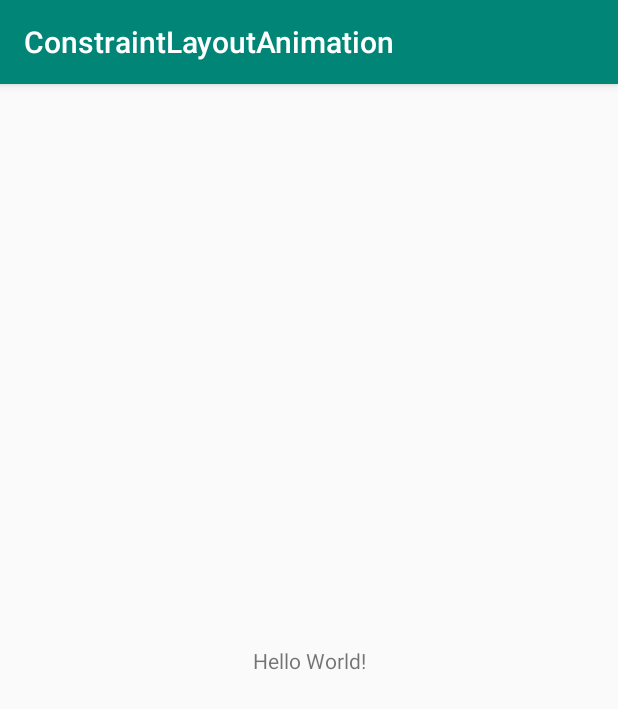
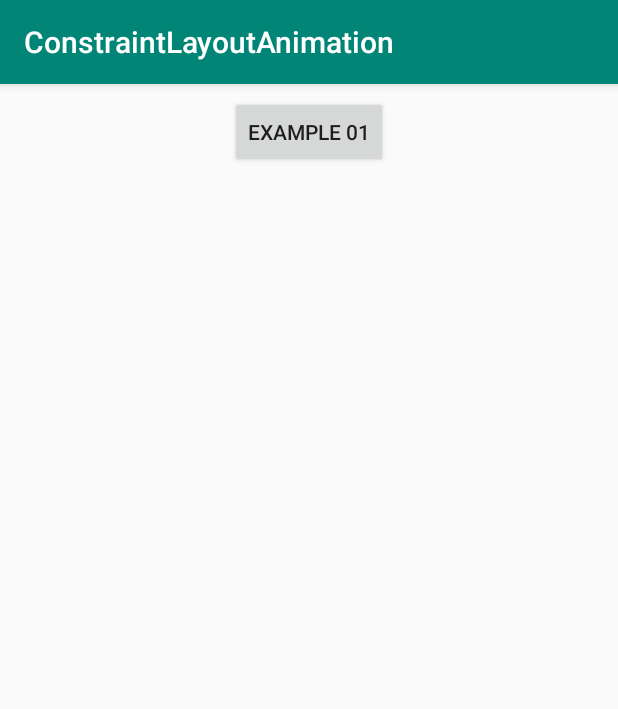
Before and after one commit to WeRockStar/ConstraintLayoutAnimation, an Android app: the screen it shows after launch (MainActivity), on a phone screen of 412 x 824 dp. Shown: the top 709 px of the screen. Run offline under Robolectric (Android 15) with nearby library versions, the phone set to English and light mode, and no system bars.

Commit message:
Add first example

```diff
--- a/app/src/main/AndroidManifest.xml
+++ b/app/src/main/AndroidManifest.xml
@@ -9,6 +9,8 @@
             android:roundIcon="@mipmap/ic_launcher_round"
             android:supportsRtl="true"
             android:theme="@style/AppTheme">
+        <activity android:name=".Example01Activity">
+        </activity>
         <activity android:name=".MainActivity">
             <intent-filter>
                 <action android:name="android.intent.action.MAIN"/>
--- a/app/src/main/java/com/werockstar/constraintlayoutanimation/MainActivity.kt
+++ b/app/src/main/java/com/werockstar/constraintlayoutanimation/MainActivity.kt
@@ -1,12 +1,18 @@
 package com.werockstar.constraintlayoutanimation
 
+import android.content.Intent
 import android.support.v7.app.AppCompatActivity
 import android.os.Bundle
+import kotlinx.android.synthetic.main.activity_main.*
 
 class MainActivity : AppCompatActivity() {
 
     override fun onCreate(savedInstanceState: Bundle?) {
         super.onCreate(savedInstanceState)
         setContentView(R.layout.activity_main)
+
+        btn01.setOnClickListener {
+            startActivity(Intent(this, Example01Activity::class.java))
+        }
     }
 }
--- a/app/src/main/res/layout/activity_main.xml
+++ b/app/src/main/res/layout/activity_main.xml
@@ -7,13 +7,11 @@
         android:layout_height="match_parent"
         tools:context=".MainActivity">
 
-    <TextView
-            android:layout_width="wrap_content"
-            android:layout_height="wrap_content"
-            android:text="Hello World!"
-            app:layout_constraintBottom_toBottomOf="parent"
-            app:layout_constraintLeft_toLeftOf="parent"
-            app:layout_constraintRight_toRightOf="parent"
-            app:layout_constraintTop_toTopOf="parent"/>
+    <Button android:layout_width="wrap_content"
+            android:id="@+id/btn01"
+            android:text="Example 01"
+            android:layout_height="wrap_content" app:layout_constraintEnd_toEndOf="parent"
+            android:layout_marginEnd="8dp" app:layout_constraintStart_toStartOf="parent"
+            android:layout_marginStart="8dp" android:layout_marginTop="8dp" app:layout_constraintTop_toTopOf="parent"/>
 
 </android.support.constraint.ConstraintLayout>
```
Also changed, not shown: app/src/main/java/com/werockstar/constraintlayoutanimation/Example01Activity.kt (added, +39 -0 lines), app/src/main/res/layout/activity_example01.xml (added, +19 -0 lines), app/src/main/res/layout/activity_example01_alt.xml (added, +20 -0 lines).
